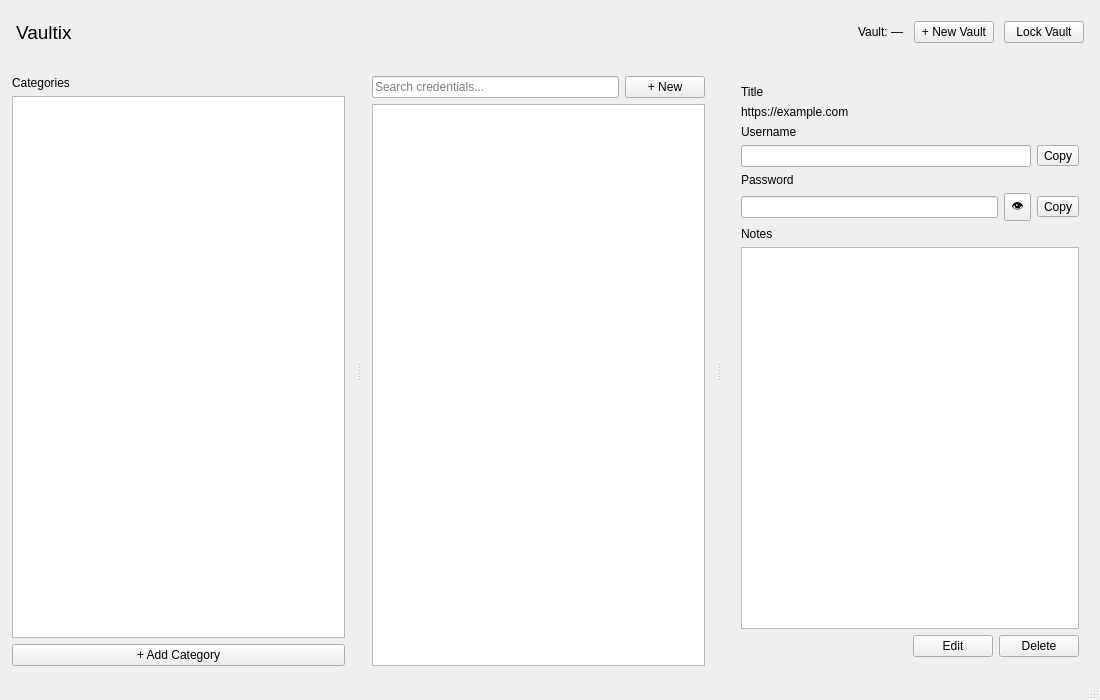
This is ui/dashboard.ui in Haakim19/vaultix as Qt 5 draws it before an edit. The edited form follows.
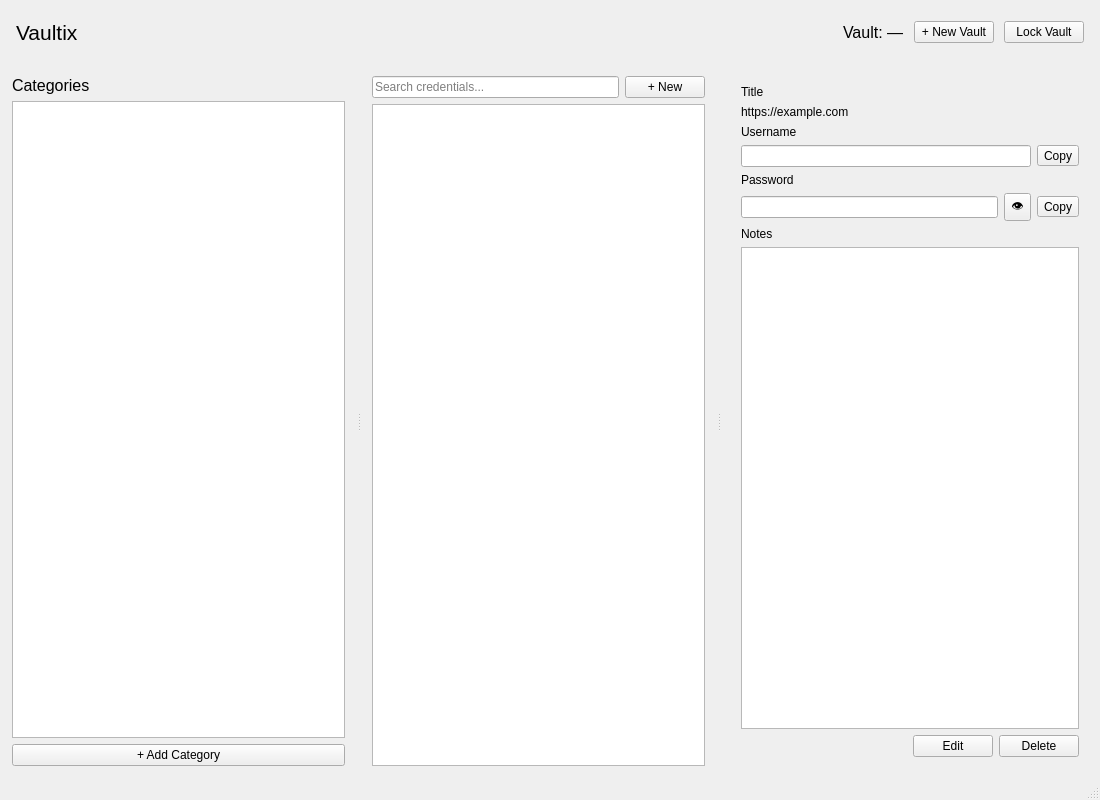
This is the edited form. The open tabs and pages were chosen to show the change.

Patch:
```diff
--- a/ui/dashboard.ui
+++ b/ui/dashboard.ui
@@ -7,7 +7,7 @@
     <x>0</x>
     <y>0</y>
     <width>1100</width>
-    <height>700</height>
+    <height>800</height>
    </rect>
   </property>
   <property name="windowTitle">
@@ -58,7 +58,7 @@
         <widget class="QLabel" name="appTitleLabel">
          <property name="font">
           <font>
-           <pointsize>14</pointsize>
+           <pointsize>16</pointsize>
           </font>
          </property>
          <property name="text">
@@ -81,6 +81,11 @@
        </item>
        <item>
         <widget class="QLabel" name="vaultNameLabel">
+         <property name="font">
+          <font>
+           <pointsize>12</pointsize>
+          </font>
+         </property>
          <property name="text">
           <string>Vault: —</string>
          </property>
@@ -136,6 +141,11 @@
         </property>
         <item>
          <widget class="QLabel" name="categoriesLabel">
+          <property name="font">
+           <font>
+            <pointsize>12</pointsize>
+           </font>
+          </property>
           <property name="text">
            <string>Categories</string>
           </property>
```
Left out of the diff: 3 changed lines with no effect on the pictures.
